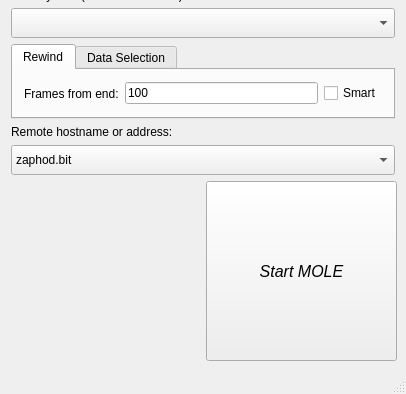
Above: guaca/mainwindow.ui from BlastTNG/flight before the change; both pictures show x 0 to 406 and y 221 to 615 of the 406 by 615 pixel window. Below: the same form after it.
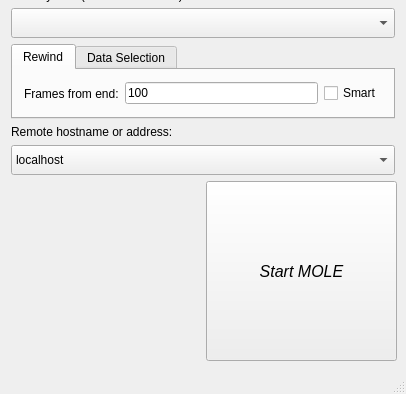
That is the form after the change.

Diff of the .ui file:
```diff
--- a/guaca/mainwindow.ui
+++ b/guaca/mainwindow.ui
@@ -151,7 +151,7 @@
       </property>
       <item>
        <property name="text">
-        <string>zaphod.bit</string>
+        <string>localhost</string>
        </property>
       </item>
       <item>
```
